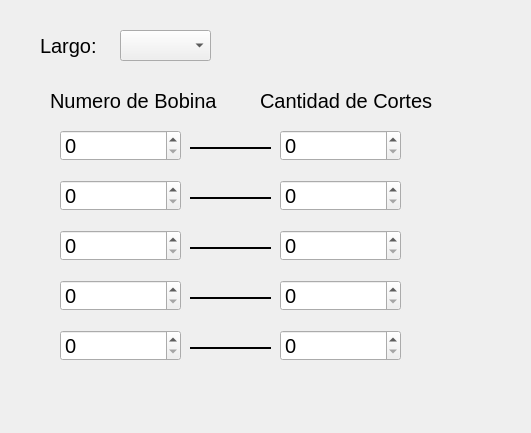
First picture: the form in Bolsaco/Cortadora.ui, repository maurocipo/Bolsaco, before the edit.
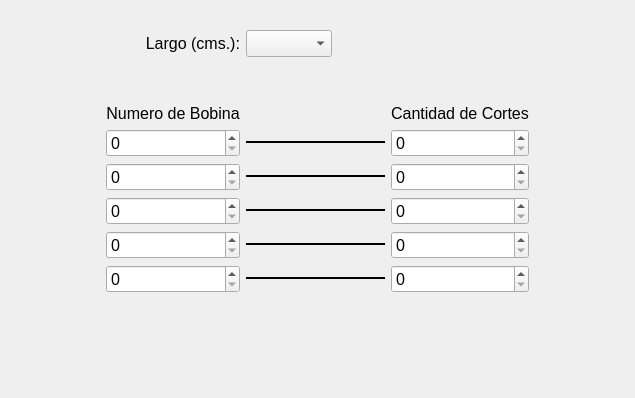
Second picture: the form after the edit.

Commit message: - Fixed layouts to work with window resizing. - Added version control of the DB and APP. - Added date control against clock manipulation. - Added automatic backup mechanism.

Diff of the .ui file:
```diff
--- a/Bolsaco/Cortadora.ui
+++ b/Bolsaco/Cortadora.ui
@@ -6,241 +6,112 @@
    <rect>
     <x>0</x>
     <y>0</y>
-    <width>531</width>
-    <height>433</height>
+    <width>635</width>
+    <height>398</height>
    </rect>
   </property>
   <property name="windowTitle">
    <string>Form</string>
   </property>
+  <layout class="QGridLayout" name="gridLayout_2" rowstretch="1,0,5">
+   <item row="2" column="0">
+    <spacer name="verticalSpacer">
+     <property name="orientation">
+      <enum>Qt::Vertical</enum>
+     </property>
+     <property name="sizeHint" stdset="0">
+      <size>
+       <width>20</width>
+       <height>40</height>
+      </size>
+     </property>
+    </spacer>
+   </item>
+   <item row="1" column="0">
+    <layout class="QGridLayout" name="gridLayout" rowstretch="0,1,0,0,0,0,0,0,0" columnstretch="2,0,0,1,0,2">
+     <item row="7" column="1">
+      <widget class="QSpinBox" name="spinBox_NumBobina4">
+       <property name="font">
+        <font>
+         <pointsize>12</pointsize>
+        </font>
+       </property>
+       <property name="maximum">
+        <number>999999999</number>
+       </property>
+      </widget>
+     </item>
+     <item row="2" column="1">
+      <widget class="QLabel" name="label_NumBobina">
+       <property name="font">
+        <font>
+         <pointsize>12</pointsize>
+        </font>
+       </property>
+       <property name="text">
+        <string>Numero de Bobina</string>
+       </property>
+       <property name="alignment">
+        <set>Qt::AlignCenter</set>
+       </property>
+      </widget>
+     </item>
+     <item row="0" column="1">
   <widget class="QLabel" name="label_Largo">
-   <property name="geometry">
-    <rect>
-     <x>40</x>
-     <y>20</y>
-     <width>81</width>
-     <height>51</height>
-    </rect>
-   </property>
    <property name="font">
     <font>
-     <pointsize>15</pointsize>
+         <pointsize>12</pointsize>
     </font>
    </property>
    <property name="text">
-    <string>Largo:</string>
-   </property>
-  </widget>
-  <widget class="QSpinBox" name="spinBox_CantBobina1">
-   <property name="geometry">
-    <rect>
-     <x>280</x>
-     <y>130</y>
-     <width>121</width>
-     <height>31</height>
-    </rect>
-   </property>
-   <property name="font">
-    <font>
-     <pointsize>15</pointsize>
-    </font>
-   </property>
-  </widget>
-  <widget class="QSpinBox" name="spinBox_CantBobina2">
-   <property name="geometry">
-    <rect>
-     <x>280</x>
-     <y>180</y>
-     <width>121</width>
-     <height>31</height>
-    </rect>
-   </property>
-   <property name="font">
-    <font>
-     <pointsize>15</pointsize>
-    </font>
-   </property>
-  </widget>
+        <string>Largo (cms.):</string>
+       </property>
+       <property name="alignment">
+        <set>Qt::AlignRight|Qt::AlignTrailing|Qt::AlignVCenter</set>
+       </property>
+      </widget>
+     </item>
+     <item row="6" column="4">
   <widget class="QSpinBox" name="spinBox_CantBobina3">
-   <property name="geometry">
-    <rect>
-     <x>280</x>
-     <y>230</y>
-     <width>121</width>
-     <height>31</height>
-    </rect>
-   </property>
    <property name="font">
     <font>
-     <pointsize>15</pointsize>
-    </font>
-   </property>
-  </widget>
-  <widget class="QSpinBox" name="spinBox_CantBobina4">
-   <property name="geometry">
-    <rect>
-     <x>280</x>
-     <y>280</y>
-     <width>121</width>
-     <height>31</height>
-    </rect>
-   </property>
-   <property name="font">
-    <font>
-     <pointsize>15</pointsize>
-    </font>
-   </property>
-  </widget>
-  <widget class="QSpinBox" name="spinBox_CantBobina5">
-   <property name="geometry">
-    <rect>
-     <x>280</x>
-     <y>330</y>
-     <width>121</width>
-     <height>31</height>
-    </rect>
-   </property>
-   <property name="font">
-    <font>
-     <pointsize>15</pointsize>
-    </font>
-   </property>
-  </widget>
+         <pointsize>12</pointsize>
+        </font>
+       </property>
+       <property name="maximum">
+        <number>9999</number>
+       </property>
+      </widget>
+     </item>
+     <item row="2" column="4">
   <widget class="QLabel" name="label_Cantidad">
-   <property name="geometry">
-    <rect>
-     <x>260</x>
-     <y>80</y>
-     <width>181</width>
-     <height>41</height>
-    </rect>
-   </property>
    <property name="font">
     <font>
-     <pointsize>15</pointsize>
+         <pointsize>12</pointsize>
     </font>
    </property>
    <property name="text">
     <string>Cantidad de Cortes</string>
    </property>
-  </widget>
-  <widget class="QSpinBox" name="spinBox_NumBobina1">
-   <property name="geometry">
-    <rect>
-     <x>60</x>
-     <y>130</y>
-     <width>121</width>
-     <height>31</height>
-    </rect>
-   </property>
-   <property name="font">
-    <font>
-     <pointsize>15</pointsize>
-    </font>
-   </property>
-  </widget>
-  <widget class="QLabel" name="label_NumBobina">
-   <property name="geometry">
-    <rect>
-     <x>50</x>
-     <y>80</y>
-     <width>171</width>
-     <height>41</height>
-    </rect>
-   </property>
+       <property name="alignment">
+        <set>Qt::AlignCenter</set>
+       </property>
+      </widget>
+     </item>
+     <item row="4" column="4">
+      <widget class="QSpinBox" name="spinBox_CantBobina1">
    <property name="font">
     <font>
-     <pointsize>15</pointsize>
-    </font>
-   </property>
-   <property name="text">
-    <string>Numero de Bobina</string>
-   </property>
-  </widget>
-  <widget class="QSpinBox" name="spinBox_NumBobina2">
-   <property name="geometry">
-    <rect>
-     <x>60</x>
-     <y>180</y>
-     <width>121</width>
-     <height>31</height>
-    </rect>
-   </property>
-   <property name="font">
-    <font>
-     <pointsize>15</pointsize>
-    </font>
-   </property>
-  </widget>
-  <widget class="QSpinBox" name="spinBox_NumBobina3">
-   <property name="geometry">
-    <rect>
-     <x>60</x>
-     <y>230</y>
-     <width>121</width>
-     <height>31</height>
-    </rect>
-   </property>
-   <property name="font">
-    <font>
-     <pointsize>15</pointsize>
-    </font>
-   </property>
-  </widget>
-  <widget class="QSpinBox" name="spinBox_NumBobina4">
-   <property name="geometry">
-    <rect>
-     <x>60</x>
-     <y>280</y>
-     <width>121</width>
-     <height>31</height>
-    </rect>
-   </property>
-   <property name="font">
-    <font>
-     <pointsize>15</pointsize>
-    </font>
-   </property>
-  </widget>
-  <widget class="QSpinBox" name="spinBox_NumBobina5">
-   <property name="geometry">
-    <rect>
-     <x>60</x>
-     <y>330</y>
-     <width>121</width>
-     <height>31</height>
-    </rect>
-   </property>
-   <property name="font">
-    <font>
-     <pointsize>15</pointsize>
-    </font>
-   </property>
-  </widget>
-  <widget class="QComboBox" name="comboBox_Largo">
-   <property name="geometry">
-    <rect>
-     <x>120</x>
-     <y>30</y>
-     <width>91</width>
-     <height>31</height>
-    </rect>
-   </property>
-   <property name="font">
-    <font>
-     <pointsize>15</pointsize>
-    </font>
-   </property>
-  </widget>
+         <pointsize>12</pointsize>
+        </font>
+       </property>
+       <property name="maximum">
+        <number>9999</number>
+       </property>
+      </widget>
+     </item>
+     <item row="4" column="2" colspan="2">
   <widget class="Line" name="line">
-   <property name="geometry">
-    <rect>
-     <x>190</x>
-     <y>140</y>
-     <width>81</width>
-     <height>16</height>
-    </rect>
-   </property>
    <property name="font">
     <font>
      <pointsize>8</pointsize>
@@ -258,67 +129,45 @@
     <enum>Qt::Horizontal</enum>
    </property>
   </widget>
-  <widget class="Line" name="line_2">
-   <property name="geometry">
-    <rect>
-     <x>190</x>
-     <y>190</y>
-     <width>81</width>
-     <height>16</height>
-    </rect>
-   </property>
+     </item>
+     <item row="7" column="4">
+      <widget class="QSpinBox" name="spinBox_CantBobina4">
    <property name="font">
     <font>
-     <pointsize>8</pointsize>
-     <weight>50</weight>
-     <bold>false</bold>
-    </font>
-   </property>
-   <property name="frameShadow">
-    <enum>QFrame::Plain</enum>
-   </property>
-   <property name="lineWidth">
-    <number>2</number>
-   </property>
-   <property name="orientation">
-    <enum>Qt::Horizontal</enum>
-   </property>
-  </widget>
-  <widget class="Line" name="line_3">
-   <property name="geometry">
-    <rect>
-     <x>190</x>
-     <y>240</y>
-     <width>81</width>
-     <height>16</height>
-    </rect>
-   </property>
+         <pointsize>12</pointsize>
+        </font>
+       </property>
+       <property name="maximum">
+        <number>9999</number>
+       </property>
+      </widget>
+     </item>
+     <item row="5" column="4">
+      <widget class="QSpinBox" name="spinBox_CantBobina2">
+       <property name="font">
+        <font>
+         <pointsize>12</pointsize>
+        </font>
+       </property>
+       <property name="maximum">
+        <number>9999</number>
+       </property>
+      </widget>
+     </item>
+     <item row="8" column="1">
+      <widget class="QSpinBox" name="spinBox_NumBobina5">
    <property name="font">
     <font>
-     <pointsize>8</pointsize>
-     <weight>50</weight>
-     <bold>false</bold>
-    </font>
-   </property>
-   <property name="frameShadow">
-    <enum>QFrame::Plain</enum>
-   </property>
-   <property name="lineWidth">
-    <number>2</number>
-   </property>
-   <property name="orientation">
-    <enum>Qt::Horizontal</enum>
-   </property>
-  </widget>
+         <pointsize>12</pointsize>
+        </font>
+       </property>
+       <property name="maximum">
+        <number>999999999</number>
+       </property>
+      </widget>
+     </item>
+     <item row="7" column="2" colspan="2">
   <widget class="Line" name="line_4">
-   <property name="geometry">
-    <rect>
-     <x>190</x>
-     <y>290</y>
-     <width>81</width>
-     <height>16</height>
-    </rect>
-   </property>
    <property name="font">
     <font>
      <pointsize>8</pointsize>
@@ -336,17 +185,114 @@
     <enum>Qt::Horizontal</enum>
    </property>
   </widget>
+     </item>
+     <item row="8" column="4">
+      <widget class="QSpinBox" name="spinBox_CantBobina5">
+       <property name="font">
+        <font>
+         <pointsize>12</pointsize>
+        </font>
+       </property>
+       <property name="maximum">
+        <number>9999</number>
+       </property>
+      </widget>
+     </item>
+     <item row="8" column="2" colspan="2">
   <widget class="Line" name="line_5">
-   <property name="geometry">
-    <rect>
-     <x>190</x>
-     <y>340</y>
-     <width>81</width>
-     <height>16</height>
-    </rect>
-   </property>
+       <property name="font">
+        <font>
+         <pointsize>8</pointsize>
+         <weight>50</weight>
+         <bold>false</bold>
+        </font>
+       </property>
+       <property name="frameShadow">
+        <enum>QFrame::Plain</enum>
+       </property>
+       <property name="lineWidth">
+        <number>2</number>
+       </property>
+       <property name="orientation">
+        <enum>Qt::Horizontal</enum>
+       </property>
+      </widget>
+     </item>
+     <item row="6" column="1">
+      <widget class="QSpinBox" name="spinBox_NumBobina3">
    <property name="font">
     <font>
+         <pointsize>12</pointsize>
+        </font>
+       </property>
+       <property name="maximum">
+        <number>999999999</number>
+       </property>
+      </widget>
+     </item>
+     <item row="0" column="0">
+      <spacer name="horizontalSpacer">
+       <property name="orientation">
+        <enum>Qt::Horizontal</enum>
+       </property>
+       <property name="sizeHint" stdset="0">
+        <size>
+         <width>40</width>
+         <height>20</height>
+        </size>
+       </property>
+      </spacer>
+     </item>
+     <item row="0" column="2">
+      <widget class="QComboBox" name="comboBox_Largo">
+       <property name="font">
+        <font>
+         <pointsize>12</pointsize>
+        </font>
+       </property>
+      </widget>
+     </item>
+     <item row="5" column="1">
+      <widget class="QSpinBox" name="spinBox_NumBobina2">
+       <property name="font">
+        <font>
+         <pointsize>12</pointsize>
+        </font>
+       </property>
+       <property name="maximum">
+        <number>999999999</number>
+       </property>
+      </widget>
+     </item>
+     <item row="2" column="3">
+      <spacer name="horizontalSpacer_2">
+       <property name="orientation">
+        <enum>Qt::Horizontal</enum>
+       </property>
+       <property name="sizeHint" stdset="0">
+        <size>
+         <width>40</width>
+         <height>20</height>
+        </size>
+       </property>
+      </spacer>
+     </item>
+     <item row="4" column="1">
+      <widget class="QSpinBox" name="spinBox_NumBobina1">
+       <property name="font">
+        <font>
+         <pointsize>12</pointsize>
+        </font>
+       </property>
+       <property name="maximum">
+        <number>999999999</number>
+       </property>
+      </widget>
+     </item>
+     <item row="6" column="2" colspan="2">
+      <widget class="Line" name="line_3">
+       <property name="font">
+        <font>
      <pointsize>8</pointsize>
      <weight>50</weight>
      <bold>false</bold>
@@ -362,6 +308,69 @@
     <enum>Qt::Horizontal</enum>
    </property>
   </widget>
+     </item>
+     <item row="5" column="2" colspan="2">
+      <widget class="Line" name="line_2">
+       <property name="font">
+        <font>
+         <pointsize>8</pointsize>
+         <weight>50</weight>
+         <bold>false</bold>
+        </font>
+       </property>
+       <property name="frameShadow">
+        <enum>QFrame::Plain</enum>
+       </property>
+       <property name="lineWidth">
+        <number>2</number>
+       </property>
+       <property name="orientation">
+        <enum>Qt::Horizontal</enum>
+       </property>
+      </widget>
+     </item>
+     <item row="2" column="5">
+      <spacer name="horizontalSpacer_3">
+       <property name="orientation">
+        <enum>Qt::Horizontal</enum>
+       </property>
+       <property name="sizeHint" stdset="0">
+        <size>
+         <width>40</width>
+         <height>20</height>
+        </size>
+       </property>
+      </spacer>
+     </item>
+     <item row="1" column="1">
+      <spacer name="verticalSpacer_3">
+       <property name="orientation">
+        <enum>Qt::Vertical</enum>
+       </property>
+       <property name="sizeHint" stdset="0">
+        <size>
+         <width>20</width>
+         <height>40</height>
+        </size>
+       </property>
+      </spacer>
+     </item>
+    </layout>
+   </item>
+   <item row="0" column="0">
+    <spacer name="verticalSpacer_2">
+     <property name="orientation">
+      <enum>Qt::Vertical</enum>
+     </property>
+     <property name="sizeHint" stdset="0">
+      <size>
+       <width>20</width>
+       <height>40</height>
+      </size>
+     </property>
+    </spacer>
+   </item>
+  </layout>
  </widget>
  <tabstops>
   <tabstop>comboBox_Largo</tabstop>
```
Left out of the diff: 1 changed line with no effect on the pictures. Lines whose indentation alone changed are shown as unchanged. The commit also changes 25 other files.
